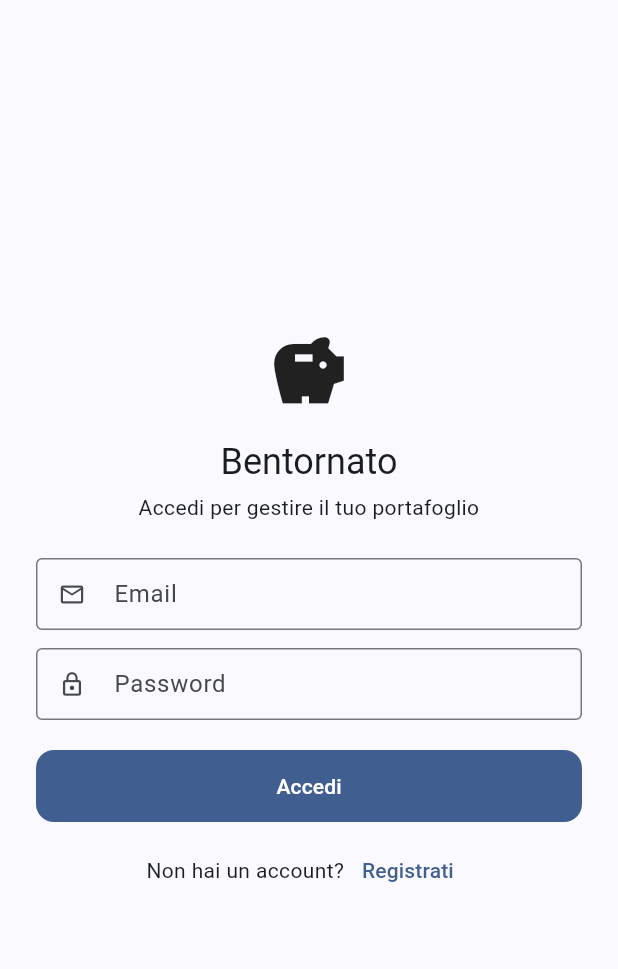
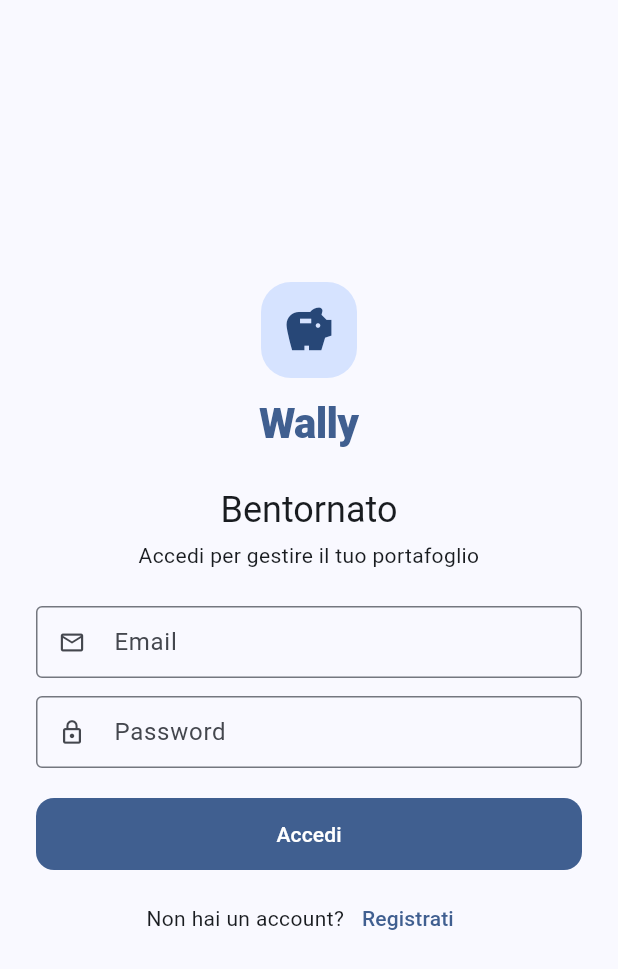
Before and after one commit to giaco-mix/wally, a Flutter app: the LoginScreen screen opened by its route, on a phone screen of 412 x 824 dp. Shown: the top 969 px of the screen. Run offline on Flutter 3.47's test engine with Material 3 defaults, Android fonts, the phone set to English and light mode, and no system bars; our stand-ins replace fl_chart, flutter_riverpod, go_router, supabase_flutter; accounts and stored records are empty.

Commit message:
Brand Wally, Google OAuth e documenti pitch/brand
- Rinomina prodotto in "Wally" (app title, manifest PWA, index.html,
  wordmark nelle schermate di autenticazione)
- Login/registrazione con Google (signInWithOAuth) mostrato quando il
  backend Supabase è configurato
- docs/pitch-and-society-docs/: brand identity + design system e
  business pitch

Co-Authored-By: Claude Opus 4.7 <noreply@anthropic.com>

```diff
--- a/lib/app.dart
+++ b/lib/app.dart
@@ -12,7 +12,7 @@ class FinanceCompanionApp extends ConsumerWidget {
   Widget build(BuildContext context, WidgetRef ref) {
     final router = ref.watch(routerProvider);
     return MaterialApp.router(
-      title: 'Finance Companion',
+      title: 'Wally',
       debugShowCheckedModeBanner: false,
       theme: AppTheme.light(),
       darkTheme: AppTheme.dark(),
--- a/lib/features/auth/presentation/auth_scaffold.dart
+++ b/lib/features/auth/presentation/auth_scaffold.dart
@@ -1,4 +1,6 @@
 import 'package:flutter/material.dart';
+
+import '../../../core/config/app_config.dart';
 
 /// Layout condiviso per login e registrazione.
 class AuthScaffold extends StatelessWidget {
@@ -12,6 +14,7 @@ class AuthScaffold extends StatelessWidget {
     required this.primaryLabel,
     required this.onSubmit,
     required this.footer,
+    this.onGoogle,
     this.error,
     this.loading = false,
   });
@@ -24,6 +27,7 @@ class AuthScaffold extends StatelessWidget {
   final String primaryLabel;
   final VoidCallback onSubmit;
   final Widget footer;
+  final VoidCallback? onGoogle;
   final String? error;
   final bool loading;
 
@@ -41,8 +45,8 @@ class AuthScaffold extends StatelessWidget {
                 mainAxisSize: MainAxisSize.min,
                 crossAxisAlignment: CrossAxisAlignment.stretch,
                 children: [
-                  const Icon(Icons.savings, size: 56),
-                  const SizedBox(height: 16),
+                  const _WallyWordmark(),
+                  const SizedBox(height: 24),
                   Text(title, style: Theme.of(context).textTheme.headlineSmall,
                       textAlign: TextAlign.center),
                   const SizedBox(height: 4),
@@ -91,6 +95,19 @@ class AuthScaffold extends StatelessWidget {
                           )
                         : Text(primaryLabel),
                   ),
+                  if (onGoogle != null && AppConfig.isConfigured) ...[
+                    const SizedBox(height: 16),
+                    const _OrDivider(),
+                    const SizedBox(height: 16),
+                    OutlinedButton.icon(
+                      onPressed: loading ? null : onGoogle,
+                      icon: const Icon(Icons.g_mobiledata, size: 28),
+                      label: const Text('Continua con Google'),
+                      style: OutlinedButton.styleFrom(
+                        minimumSize: const Size.fromHeight(48),
+                      ),
+                    ),
+                  ],
                   const SizedBox(height: 8),
                   footer,
                 ],
@@ -102,3 +119,53 @@ class AuthScaffold extends StatelessWidget {
     );
   }
 }
+
+/// Wordmark del brand: icona + "Wally".
+class _WallyWordmark extends StatelessWidget {
+  const _WallyWordmark();
+
+  @override
+  Widget build(BuildContext context) {
+    final scheme = Theme.of(context).colorScheme;
+    return Column(
+      children: [
+        Container(
+          padding: const EdgeInsets.all(14),
+          decoration: BoxDecoration(
+            color: scheme.primaryContainer,
+            borderRadius: BorderRadius.circular(20),
+          ),
+          child: Icon(Icons.savings, size: 36, color: scheme.onPrimaryContainer),
+        ),
+        const SizedBox(height: 12),
+        Text(
+          'Wally',
+          style: Theme.of(context).textTheme.headlineMedium?.copyWith(
+                fontWeight: FontWeight.w800,
+                letterSpacing: -0.5,
+                color: scheme.primary,
+              ),
+        ),
+      ],
+    );
+  }
+}
+
+class _OrDivider extends StatelessWidget {
+  const _OrDivider();
+
+  @override
+  Widget build(BuildContext context) {
+    return Row(
+      children: [
+        const Expanded(child: Divider()),
+        Padding(
+          padding: const EdgeInsets.symmetric(horizontal: 12),
+          child: Text('oppure',
+              style: Theme.of(context).textTheme.bodySmall),
+        ),
+        const Expanded(child: Divider()),
+      ],
+    );
+  }
+}
--- a/lib/features/auth/presentation/login_screen.dart
+++ b/lib/features/auth/presentation/login_screen.dart
@@ -56,6 +56,8 @@ class _LoginScreenState extends ConsumerState<LoginScreen> {
       loading: _loading,
       primaryLabel: 'Accedi',
       onSubmit: _submit,
+      onGoogle: () =>
+          ref.read(authControllerProvider.notifier).signInWithGoogle(),
       footer: Row(
         mainAxisAlignment: MainAxisAlignment.center,
         children: [
--- a/lib/features/auth/presentation/signup_screen.dart
+++ b/lib/features/auth/presentation/signup_screen.dart
@@ -63,6 +63,8 @@ class _SignupScreenState extends ConsumerState<SignupScreen> {
       loading: _loading,
       primaryLabel: 'Registrati',
       onSubmit: _submit,
+      onGoogle: () =>
+          ref.read(authControllerProvider.notifier).signInWithGoogle(),
       footer: Row(
         mainAxisAlignment: MainAxisAlignment.center,
         children: [
```
Also changed, not shown: lib/features/auth/providers/auth_providers.dart (+11 -0 lines), 4 other files.
